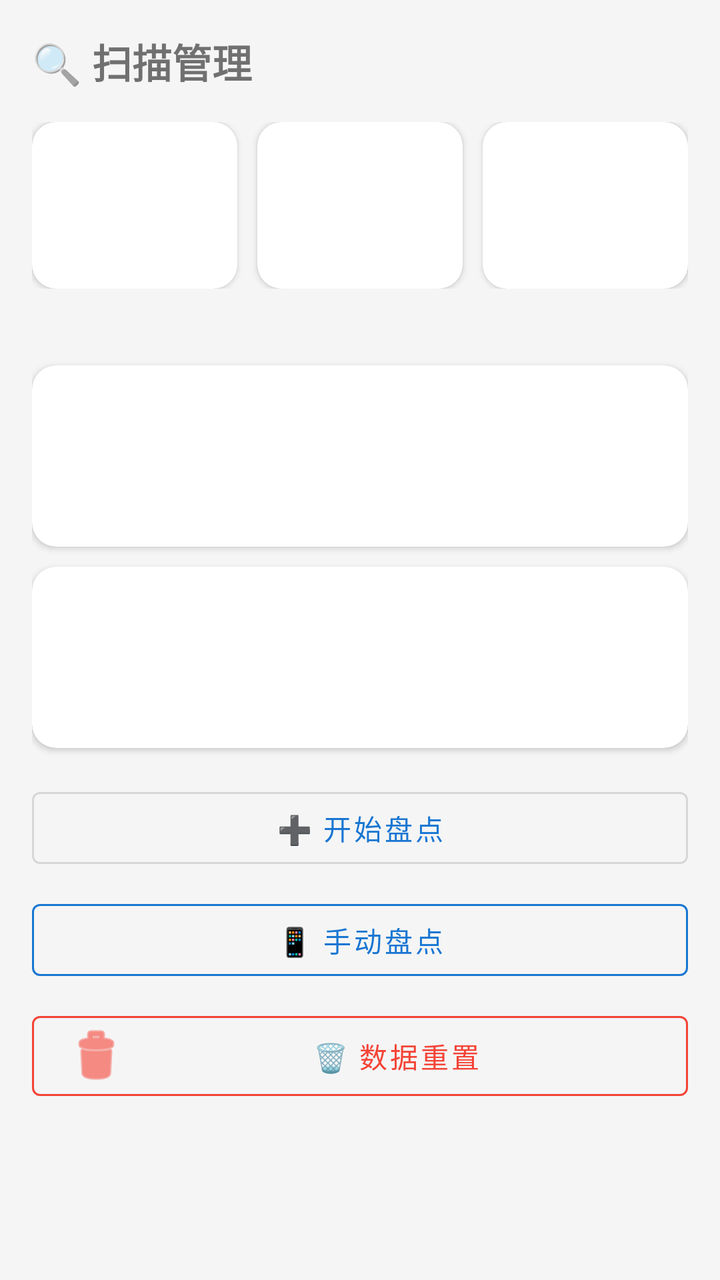
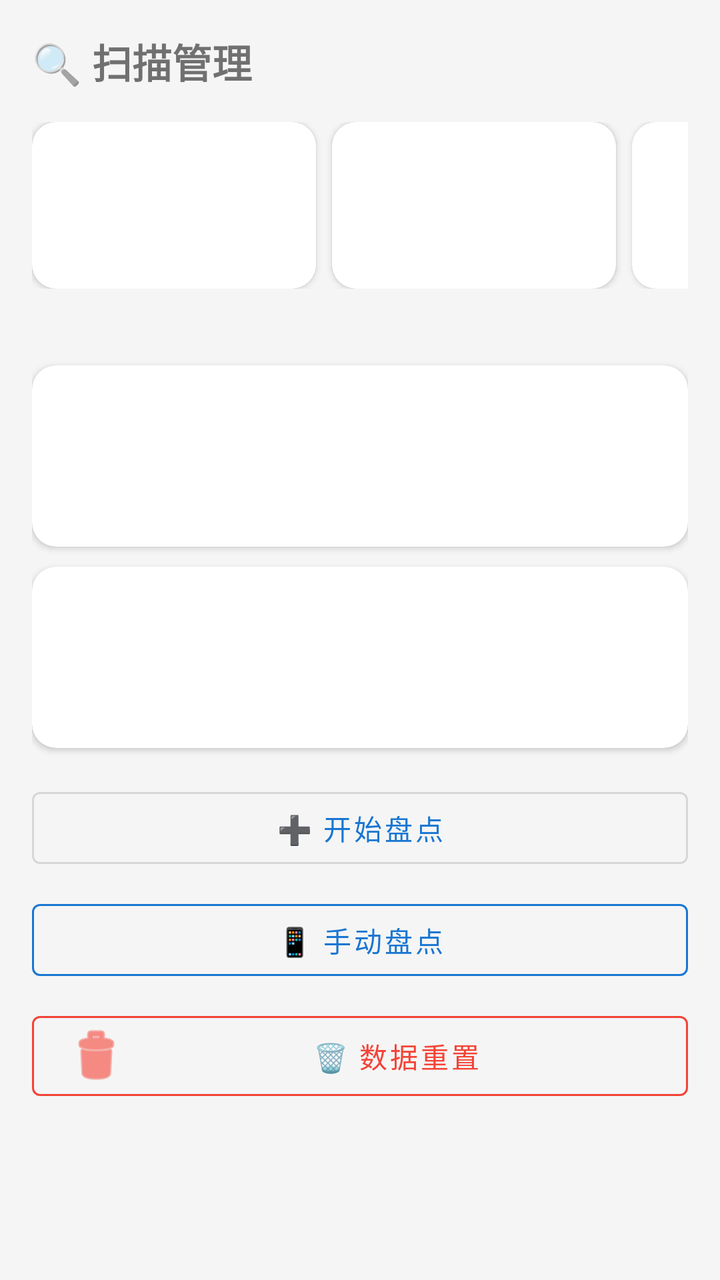

Before-and-after screenshots of an Android layout around one commit, followed by the original layout XML and the change that was made.
<!-- AndroidManifest.xml: application theme Theme.HuaxiaInventory -->
<!-- res/layout/fragment_scan.xml -->
<?xml version="1.0" encoding="utf-8"?>
<ScrollView
    xmlns:android="http://schemas.android.com/apk/res/android"
    xmlns:app="http://schemas.android.com/apk/res-auto"
    android:layout_width="match_parent"
    android:layout_height="match_parent"
    android:background="@color/bgSurface">

    <LinearLayout
        android:layout_width="match_parent"
        android:layout_height="wrap_content"
        android:orientation="vertical"
        android:padding="@dimen/cardPadding">

        <TextView
            android:layout_width="wrap_content"
            android:layout_height="wrap_content"
            android:layout_marginBottom="16dp"
            android:text="@string/scan_title"
            android:textSize="@dimen/textSizeTitle"
            android:textStyle="bold" />

        <LinearLayout
            android:layout_width="match_parent"
            android:layout_height="wrap_content"
            android:orientation="horizontal">

            <include
                android:id="@+id/inStockStat"
                layout="@layout/view_stat_card"
                android:layout_width="0dp"
                android:layout_height="wrap_content"
                android:layout_weight="1"
                android:layout_marginEnd="5dp" />

            <include
                android:id="@+id/scannedStat"
                layout="@layout/view_stat_card"
                android:layout_width="0dp"
                android:layout_height="wrap_content"
                android:layout_weight="1"
                android:layout_marginStart="5dp"
                android:layout_marginEnd="5dp" />

            <include
                android:id="@+id/anomalyStat"
                layout="@layout/view_stat_card"
                android:layout_width="0dp"
                android:layout_height="wrap_content"
                android:layout_weight="1"
                android:layout_marginStart="5dp" />
        </LinearLayout>

        <TextView
            android:id="@+id/deviceStatusTv"
            android:layout_width="wrap_content"
            android:layout_height="wrap_content"
            android:layout_marginTop="12dp"
            android:textSize="@dimen/textSizeLabel"
            android:textColor="@color/textHint" />

        <include
            android:id="@+id/checkedCard"
            layout="@layout/view_info_card" />

        <include
            android:id="@+id/recentResultCard"
            layout="@layout/view_info_card" />

        <com.google.android.material.button.MaterialButton
            android:id="@+id/scanBtn"
            style="@style/Widget.MaterialComponents.Button.OutlinedButton"
            android:layout_width="match_parent"
            android:layout_height="wrap_content"
            android:layout_marginTop="16dp"
            android:text="@string/scan_start_inventory" />

        <com.google.android.material.button.MaterialButton
            android:id="@+id/manualScanBtn"
            style="@style/Widget.MaterialComponents.Button.OutlinedButton"
            android:layout_width="match_parent"
            android:layout_height="wrap_content"
            android:layout_marginTop="8dp"
            android:text="@string/scan_manual_btn"
            android:textColor="@color/colorPrimary"
            app:strokeColor="@color/colorPrimary" />

        <com.google.android.material.button.MaterialButton
            android:id="@+id/clearTaskBtn"
            style="@style/Widget.MaterialComponents.Button.OutlinedButton"
            android:layout_width="match_parent"
            android:layout_height="wrap_content"
            android:layout_marginTop="8dp"
            android:text="@string/scan_clear_task"
            android:textColor="@color/colorReset"
            app:strokeColor="@color/colorReset"
            app:icon="@android:drawable/ic_menu_delete"
            app:iconTint="@color/colorReset" />
    </LinearLayout>
</ScrollView>
<!-- res/layout/view_stat_card.xml (included above) -->
<?xml version="1.0" encoding="utf-8"?>
<androidx.cardview.widget.CardView
    xmlns:android="http://schemas.android.com/apk/res/android"
    xmlns:app="http://schemas.android.com/apk/res-auto"
    android:layout_width="match_parent"
    android:layout_height="wrap_content"
    app:cardCornerRadius="@dimen/cardCornerRadius"
    app:cardElevation="@dimen/cardElevation"
    app:cardBackgroundColor="@color/cardCorner"
    android:clickable="true"
    android:focusable="true"
    android:foreground="?attr/selectableItemBackground">

    <LinearLayout
        android:layout_width="match_parent"
        android:layout_height="wrap_content"
        android:orientation="vertical"
        android:padding="14dp"
        android:gravity="center">

        <TextView
            android:id="@+id/statLabelTv"
            android:layout_width="wrap_content"
            android:layout_height="wrap_content"
            style="@style/Huaxia.StatLabel" />

        <TextView
            android:id="@+id/statNumberTv"
            android:layout_width="wrap_content"
            android:layout_height="wrap_content"
            android:layout_marginTop="4dp"
            style="@style/Huaxia.StatNumber" />

        <TextView
            android:id="@+id/statSubTv"
            android:layout_width="wrap_content"
            android:layout_height="wrap_content"
            android:layout_marginTop="2dp"
            android:visibility="gone"
            style="@style/Huaxia.StatSub" />
    </LinearLayout>
</androidx.cardview.widget.CardView>
<!-- res/layout/view_info_card.xml (included above) -->
<?xml version="1.0" encoding="utf-8"?>
<androidx.cardview.widget.CardView
    xmlns:android="http://schemas.android.com/apk/res/android"
    xmlns:app="http://schemas.android.com/apk/res-auto"
    android:layout_width="match_parent"
    android:layout_height="wrap_content"
    android:layout_marginTop="10dp"
    app:cardCornerRadius="@dimen/cardCornerRadius"
    app:cardElevation="@dimen/cardElevation"
    app:cardBackgroundColor="@color/cardCorner">

    <LinearLayout
        android:layout_width="match_parent"
        android:layout_height="wrap_content"
        android:orientation="vertical"
        android:padding="@dimen/cardPadding">

        <TextView
            android:id="@+id/infoTitleTv"
            android:layout_width="wrap_content"
            android:layout_height="wrap_content"
            android:textSize="16sp"
            android:textStyle="bold" />

        <TextView
            android:id="@+id/infoDescTv"
            android:layout_width="match_parent"
            android:layout_height="wrap_content"
            android:layout_marginTop="8dp"
            android:textSize="@dimen/textSizeBody"
            android:textColor="@color/textBody"
            android:lineSpacingExtra="2dp" />

        <TextView
            android:id="@+id/infoSubTv"
            android:layout_width="wrap_content"
            android:layout_height="wrap_content"
            android:layout_marginTop="8dp"
            android:textSize="13sp"
            android:textColor="@color/colorPrimary"
            android:visibility="gone" />

        <LinearLayout
            android:id="@+id/infoTagsContainer"
            android:layout_width="match_parent"
            android:layout_height="wrap_content"
            android:orientation="horizontal"
            android:layout_marginTop="10dp" />
    </LinearLayout>
</androidx.cardview.widget.CardView>
<!-- resources referenced by this layout -->
<resources>
  <color name="bgSurface">#F5F5F5</color>
  <color name="cardCorner">#FFFFFF</color>
  <color name="colorPrimary">#1976D2</color>
  <color name="colorReset">#F44336</color>
  <color name="textBody">#666666</color>
  <color name="textHint">#888888</color>
  <dimen name="cardCornerRadius">12dp</dimen>
  <dimen name="cardElevation">2dp</dimen>
  <dimen name="cardPadding">16dp</dimen>
  <dimen name="textSizeBody">14sp</dimen>
  <dimen name="textSizeLabel">12sp</dimen>
  <dimen name="textSizeTitle">20sp</dimen>
  <string name="scan_clear_task">🗑️ 数据重置</string>
  <string name="scan_manual_btn">📱 手动盘点</string>
  <string name="scan_start_inventory">➕ 开始盘点</string>
  <string name="scan_title">🔍 扫描管理</string>
  <style name="Huaxia.StatLabel" parent="">
          <item name="android:textSize">@dimen/textSizeLabel</item>
          <item name="android:textColor">@color/textHint</item>
          <item name="android:gravity">center</item>
      </style>
  <style name="Huaxia.StatNumber" parent="">
          <item name="android:textSize">@dimen/statNumberSize</item>
          <item name="android:textStyle">bold</item>
          <item name="android:gravity">center</item>
      </style>
  <style name="Huaxia.StatSub" parent="">
          <item name="android:textSize">11sp</item>
          <item name="android:textColor">@color/textLightHint</item>
          <item name="android:gravity">center</item>
      </style>
  <style name="Theme.HuaxiaInventory" parent="Theme.MaterialComponents.DayNight.NoActionBar">
          <item name="colorPrimary">@color/colorPrimary</item>
          <item name="colorPrimaryDark">@color/colorPrimaryDark</item>
          <item name="colorAccent">@color/colorAccent</item>
          <item name="colorOnPrimary">@android:color/white</item>
          <item name="android:statusBarColor">@color/colorPrimary</item>
          <item name="android:windowLightStatusBar">false</item>
          <item name="toolbarStyle">@style/Huaxia.Toolbar</item>
      </style>
  <dimen name="statNumberSize">26sp</dimen>
  <color name="textLightHint">#AAAAAA</color>
  <color name="colorPrimaryDark">#0D47A1</color>
  <color name="colorAccent">#FF9800</color>
  <style name="Huaxia.Toolbar" parent="Widget.MaterialComponents.Toolbar.Primary">
          <item name="android:background">@color/colorPrimary</item>
          <item name="titleTextColor">@android:color/white</item>
          <item name="subtitleTextColor">@android:color/white</item>
          <item name="android:elevation">4dp</item>
      </style>
</resources>

<!-- the commit's change to res/layout/fragment_scan.xml (unified diff, before → after) -->
@@ -20,36 +20,45 @@
             android:textSize="@dimen/textSizeTitle"
             android:textStyle="bold" />
 
-        <LinearLayout
-            android:layout_width="match_parent"
-            android:layout_height="wrap_content"
-            android:orientation="horizontal">
-
-            <include
-                android:id="@+id/inStockStat"
-                layout="@layout/view_stat_card"
-                android:layout_width="0dp"
+        <HorizontalScrollView
+            android:layout_width="match_parent"
+            android:layout_height="wrap_content"
+            android:scrollbars="none"
+            android:overScrollMode="never">
+
+            <LinearLayout
+                android:layout_width="wrap_content"
                 android:layout_height="wrap_content"
-                android:layout_weight="1"
-                android:layout_marginEnd="5dp" />
-
-            <include
-                android:id="@+id/scannedStat"
-                layout="@layout/view_stat_card"
-                android:layout_width="0dp"
-                android:layout_height="wrap_content"
-                android:layout_weight="1"
-                android:layout_marginStart="5dp"
-                android:layout_marginEnd="5dp" />
-
-            <include
-                android:id="@+id/anomalyStat"
-                layout="@layout/view_stat_card"
-                android:layout_width="0dp"
-                android:layout_height="wrap_content"
-                android:layout_weight="1"
-                android:layout_marginStart="5dp" />
-        </LinearLayout>
+                android:orientation="horizontal">
+
+                <include
+                    android:id="@+id/inStockStat"
+                    layout="@layout/view_stat_card"
+                    android:layout_width="142dp"
+                    android:layout_height="wrap_content"
+                    android:layout_marginEnd="8dp" />
+
+                <include
+                    android:id="@+id/scannedStat"
+                    layout="@layout/view_stat_card"
+                    android:layout_width="142dp"
+                    android:layout_height="wrap_content"
+                    android:layout_marginEnd="8dp" />
+
+                <include
+                    android:id="@+id/anomalyStat"
+                    layout="@layout/view_stat_card"
+                    android:layout_width="142dp"
+                    android:layout_height="wrap_content"
+                    android:layout_marginEnd="8dp" />
+
+                <include
+                    android:id="@+id/extraStat"
+                    layout="@layout/view_stat_card"
+                    android:layout_width="142dp"
+                    android:layout_height="wrap_content" />
+            </LinearLayout>
+        </HorizontalScrollView>
 
         <TextView
             android:id="@+id/deviceStatusTv"
